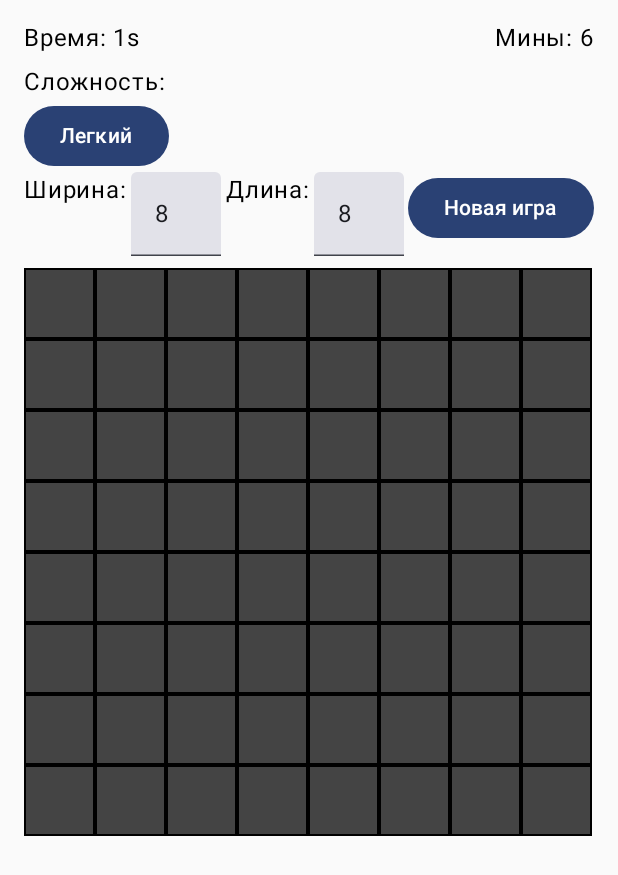
After one commit to i-redbyte/krdcompose, an Android app built with Jetpack Compose: the SapperGameScreen screen opened through its navigation route, on a phone screen of 412 x 824 dp. The commit adds this screen. Shown: the top 875 px of the screen. Run offline under Robolectric (Android 15) with nearby library versions, the phone set to English and light mode, and no system bars.

Commit message:
base sapper game

```diff
--- a/app/src/main/java/ru/redbyte/krdcompose/MainActivity.kt
+++ b/app/src/main/java/ru/redbyte/krdcompose/MainActivity.kt
@@ -6,16 +6,20 @@ import androidx.activity.compose.setContent
 import androidx.activity.enableEdgeToEdge
 import androidx.compose.foundation.layout.Arrangement
 import androidx.compose.foundation.layout.Column
+import androidx.compose.foundation.layout.Spacer
 import androidx.compose.foundation.layout.fillMaxSize
+import androidx.compose.foundation.layout.height
 import androidx.compose.material.Button
 import androidx.compose.material.Text
 import androidx.compose.runtime.Composable
 import androidx.compose.ui.Alignment
 import androidx.compose.ui.Modifier
+import androidx.compose.ui.unit.dp
 import androidx.navigation.NavController
 import androidx.navigation.compose.NavHost
 import androidx.navigation.compose.composable
 import androidx.navigation.compose.rememberNavController
+import ru.redbyte.krdcompose.sapper.SapperGameScreen
 import ru.redbyte.krdcompose.screens.DataSliderScreen
 import ru.redbyte.krdcompose.ui.theme.KrdcomposeTheme
 
@@ -29,6 +33,7 @@ class MainActivity : ComponentActivity() {
             }
         }
     }
+
     @Composable
     private fun InitNavigation() {
         val navController = rememberNavController()
@@ -38,7 +43,8 @@ class MainActivity : ComponentActivity() {
             startDestination = "mainScreen"
         ) {
             composable("mainScreen") { MainScreen(navController) }
-            composable("dataSliderScreen") { DataSliderScreen(/*navController*/) }
+            composable("dataSliderScreen") { DataSliderScreen() }
+            composable("sapperScreen") { SapperGameScreen() }
         }
     }
 }
@@ -56,5 +62,9 @@ fun MainScreen(navController: NavController) {
         }) {
             Text("Data Slider")
         }
+        Spacer(Modifier.height(12.dp))
+        Button(onClick = { navController.navigate("sapperScreen") }) {
+            Text("Сапер")
+        }
     }
 }
--- /dev/null
+++ b/app/src/main/java/ru/redbyte/krdcompose/sapper/Cell.kt
@@ -0,0 +1,15 @@
+package ru.redbyte.krdcompose.sapper
+
+import androidx.compose.runtime.getValue
+import androidx.compose.runtime.mutableStateOf
+import androidx.compose.runtime.setValue
+
+internal data class Cell(
+    val row: Int,
+    val col: Int,
+    var isMine: Boolean = false,
+    var neighborMines: Int = 0
+) {
+    var isRevealed by mutableStateOf(false)
+    var isFlagged  by mutableStateOf(false)
+}
--- /dev/null
+++ b/app/src/main/java/ru/redbyte/krdcompose/sapper/Difficulty.kt
@@ -0,0 +1,7 @@
+package ru.redbyte.krdcompose.sapper
+
+internal enum class Difficulty(val difficultyName:String) {
+    EASY(difficultyName = "Легкий"),
+    MEDIUM(difficultyName = "Средний"),
+    HARD(difficultyName = "Сложный"),
+}
--- /dev/null
+++ b/app/src/main/java/ru/redbyte/krdcompose/sapper/DifficultyDropdown.kt
@@ -0,0 +1,40 @@
+package ru.redbyte.krdcompose.sapper
+
+import androidx.compose.foundation.layout.Box
+import androidx.compose.material3.Button
+import androidx.compose.material3.DropdownMenu
+import androidx.compose.material3.DropdownMenuItem
+import androidx.compose.material3.Text
+import androidx.compose.runtime.Composable
+import androidx.compose.runtime.getValue
+import androidx.compose.runtime.mutableStateOf
+import androidx.compose.runtime.remember
+import androidx.compose.runtime.setValue
+
+@Composable
+internal fun DifficultyDropdown(
+    selected: Difficulty,
+    onDifficultySelected: (Difficulty) -> Unit
+) {
+    var expanded by remember { mutableStateOf(false) }
+
+    Box {
+        Button(onClick = { expanded = true }) {
+            Text(selected.difficultyName.lowercase().replaceFirstChar(Char::titlecase))
+        }
+        DropdownMenu(
+            expanded = expanded,
+            onDismissRequest = { expanded = false }
+        ) {
+            Difficulty.entries.forEach { diff ->
+                DropdownMenuItem(
+                    text = { Text(diff.difficultyName.lowercase().replaceFirstChar(Char::titlecase)) },
+                    onClick = {
+                        onDifficultySelected(diff)
+                        expanded = false
+                    }
+                )
+            }
+        }
+    }
+}
--- /dev/null
+++ b/app/src/main/java/ru/redbyte/krdcompose/sapper/SapperCell.kt
@@ -0,0 +1,63 @@
+package ru.redbyte.krdcompose.sapper
+
+import androidx.compose.foundation.background
+import androidx.compose.foundation.border
+import androidx.compose.foundation.combinedClickable
+import androidx.compose.foundation.layout.Box
+import androidx.compose.foundation.layout.size
+import androidx.compose.material.Text
+import androidx.compose.material3.Icon
+import androidx.compose.runtime.Composable
+import androidx.compose.ui.Alignment
+import androidx.compose.ui.Modifier
+import androidx.compose.ui.graphics.Color
+import androidx.compose.ui.res.painterResource
+import androidx.compose.ui.text.font.FontWeight
+import androidx.compose.ui.unit.Dp
+import androidx.compose.ui.unit.dp
+import ru.redbyte.krdcompose.R
+
+@Composable
+internal fun SapperCell(
+    cell: Cell,
+    size: Dp,
+    onClick: () -> Unit,
+    onLongClick: () -> Unit
+) {
+    val backgroundColor = when {
+        cell.isRevealed && cell.isMine -> Color.Red.copy(alpha = 0.5f)
+        cell.isRevealed -> Color.LightGray
+        else -> Color.DarkGray
+    }
+    val textColor = when (cell.neighborMines) {
+        1 -> Color.Blue
+        2 -> Color.Green
+        3 -> Color.Red
+        else -> Color.Black
+    }
+
+    Box(
+        modifier = Modifier
+            .size(size)
+            .border(1.dp, Color.Black)
+            .background(backgroundColor)
+            .combinedClickable(onClick = onClick, onLongClick = onLongClick),
+        contentAlignment = Alignment.Center
+    ) {
+        when {
+            !cell.isRevealed -> {
+                if (cell.isFlagged) {
+                    Icon(painterResource(R.drawable.ic_flag), contentDescription = "Flag", tint = Color.Yellow)
+                }
+            }
+            cell.isMine -> {
+                Icon(painterResource(R.drawable.ic_mine), contentDescription = "Mine", tint = Color.Black)
+            }
+            cell.neighborMines > 0 -> {
+                Text(text = "${cell.neighborMines}", color = textColor, fontWeight = FontWeight.Bold)
+            }
+            else -> {
+            }
+        }
+    }
+}
--- /dev/null
+++ b/app/src/main/java/ru/redbyte/krdcompose/sapper/SapperGameBoard.kt
@@ -0,0 +1,41 @@
+package ru.redbyte.krdcompose.sapper
+
+import android.annotation.SuppressLint
+import androidx.compose.foundation.layout.BoxWithConstraints
+import androidx.compose.foundation.layout.Column
+import androidx.compose.foundation.layout.Row
+import androidx.compose.foundation.layout.fillMaxWidth
+import androidx.compose.runtime.Composable
+import androidx.compose.ui.Modifier
+
+@SuppressLint("UnusedBoxWithConstraintsScope")
+@Composable
+internal fun SapperGameBoard(
+    board: List<List<Cell>>,
+    onCellClick: (Cell) -> Unit,
+    onCellLongClick: (Cell) -> Unit
+) {
+    BoxWithConstraints(
+        modifier = Modifier.fillMaxWidth()
+    ) {
+        if (board.isEmpty()) return@BoxWithConstraints
+
+        val columns  = board.first().size
+        val cellSize = maxWidth / columns
+
+        Column {
+            board.forEach { row ->
+                Row {
+                    row.forEach { cell ->
+                        SapperCell(
+                            cell        = cell,
+                            size        = cellSize,
+                            onClick     = { onCellClick(cell) },
+                            onLongClick = { onCellLongClick(cell) }
+                        )
+                    }
+                }
+            }
+        }
+    }
+}
--- /dev/null
+++ b/app/src/main/java/ru/redbyte/krdcompose/sapper/SapperGameScreen.kt
@@ -0,0 +1,121 @@
+package ru.redbyte.krdcompose.sapper
+
+import androidx.compose.foundation.layout.Arrangement
+import androidx.compose.foundation.layout.Box
+import androidx.compose.foundation.layout.Column
+import androidx.compose.foundation.layout.Row
+import androidx.compose.foundation.layout.Spacer
+import androidx.compose.foundation.layout.fillMaxSize
+import androidx.compose.foundation.layout.fillMaxWidth
+import androidx.compose.foundation.layout.padding
+import androidx.compose.foundation.layout.statusBarsPadding
+import androidx.compose.foundation.layout.width
+import androidx.compose.foundation.text.KeyboardOptions
+import androidx.compose.material3.Button
+import androidx.compose.material3.MaterialTheme
+import androidx.compose.material3.Text
+import androidx.compose.material3.TextField
+import androidx.compose.runtime.Composable
+import androidx.compose.runtime.getValue
+import androidx.compose.runtime.mutableStateOf
+import androidx.compose.runtime.remember
+import androidx.compose.runtime.setValue
+import androidx.compose.ui.Alignment
+import androidx.compose.ui.Modifier
+import androidx.compose.ui.graphics.Color
+import androidx.compose.ui.text.input.KeyboardType
+import androidx.compose.ui.unit.dp
+import androidx.lifecycle.viewmodel.compose.viewModel
+
+@Composable
+internal fun SapperGameScreen(viewModel: SapperViewModel = viewModel()) {
+    val boardState by viewModel.board
+    val time = viewModel.elapsedTime
+    val minesTotal = viewModel.totalMines
+    val flags = viewModel.flagsPlaced
+    val gameOver = viewModel.gameOver
+    val gameWon = viewModel.gameWon
+
+    var chosenDifficulty by remember { mutableStateOf(Difficulty.EASY) }
+    var widthInput by remember { mutableStateOf(viewModel.cols.toString()) }
+    var heightInput by remember { mutableStateOf(viewModel.rows.toString()) }
+
+    Column(
+        modifier = Modifier
+            .fillMaxSize()
+            .statusBarsPadding()
+            .padding(16.dp)
+    ) {
+        Row(
+            modifier = Modifier.fillMaxWidth(),
+            horizontalArrangement = Arrangement.SpaceBetween
+        ) {
+            Text(text = "Время: ${time}s", style = MaterialTheme.typography.bodyLarge)
+            Text(text = "Мины: ${minesTotal - flags}", style = MaterialTheme.typography.bodyLarge)
+        }
+
+        Column(
+            modifier = Modifier
+                .fillMaxWidth()
+                .padding(vertical = 8.dp),
+        ) {
+            Text(text = "Сложность:")
+            DifficultyDropdown(
+                selected = chosenDifficulty,
+                onDifficultySelected = { diff ->
+                    chosenDifficulty = diff
+                    val w = widthInput.toIntOrNull() ?: viewModel.cols
+                    val h = heightInput.toIntOrNull() ?: viewModel.rows
+                    viewModel.startNewGame(h, w, diff)
+                }
+            )
+            Row(
+                modifier = Modifier.fillMaxWidth(),
+                horizontalArrangement = Arrangement.SpaceBetween
+            ) {
+                Text(text = "Ширина:")
+                TextField(
+                    value = widthInput,
+                    onValueChange = { widthInput = it },
+                    modifier = Modifier.width(60.dp),
+                    keyboardOptions = KeyboardOptions(keyboardType = KeyboardType.Number),
+                    singleLine = true
+                )
+                Text(text = "Длина:")
+                TextField(
+                    value = heightInput,
+                    onValueChange = { heightInput = it },
+                    modifier = Modifier.width(60.dp),
+                    keyboardOptions = KeyboardOptions(keyboardType = KeyboardType.Number),
+                    singleLine = true
+                )
+
+                Button(onClick = {
+                    val w = widthInput.toIntOrNull() ?: viewModel.cols
+                    val h = heightInput.toIntOrNull() ?: viewModel.rows
+                    viewModel.startNewGame(h, w, chosenDifficulty)
+                }) {
+                    Text("Новая игра")
+                }
+            }
+        }
+        Box(modifier = Modifier.weight(1f)) {
+            SapperGameBoard(
+                board = boardState,
+                onCellClick = { cell -> viewModel.revealCell(cell) },
+                onCellLongClick = { cell -> viewModel.toggleFlag(cell) })
+        }
+
+        if (gameOver || gameWon) {
+            val statusText = if (gameWon) "Вы победили!" else "Вы проиграли!"
+            Text(
+                text = statusText,
+                style = MaterialTheme.typography.headlineMedium,
+                color = if (gameWon) Color(0xFF0F832F) else Color(0xffff0000),
+                modifier = Modifier
+                    .align(Alignment.CenterHorizontally)
+                    .padding(8.dp)
+            )
+        }
+    }
+}
--- /dev/null
+++ b/app/src/main/java/ru/redbyte/krdcompose/sapper/SapperViewModel.kt
@@ -0,0 +1,176 @@
+package ru.redbyte.krdcompose.sapper
+
+import androidx.compose.runtime.MutableState
+import androidx.compose.runtime.State
+import androidx.compose.runtime.getValue
+import androidx.compose.runtime.mutableIntStateOf
+import androidx.compose.runtime.mutableStateOf
+import androidx.compose.runtime.setValue
+import androidx.lifecycle.ViewModel
+import androidx.lifecycle.viewModelScope
+import kotlinx.coroutines.Job
+import kotlinx.coroutines.delay
+import kotlinx.coroutines.launch
+
+
+internal class SapperViewModel : ViewModel() {
+    var rows: Int = 8
+    var cols: Int = 8
+    var totalMines: Int = 10
+
+    private val _board: MutableState<List<List<Cell>>> = mutableStateOf(emptyList())
+    val board: State<List<List<Cell>>> = _board
+
+    var gameRunning by mutableStateOf(false)
+    var gameOver by mutableStateOf(false)
+    var gameWon by mutableStateOf(false)
+
+    var elapsedTime by mutableIntStateOf(0)
+        private set
+    var flagsPlaced by mutableIntStateOf(0)
+
+    private var timerJob: Job? = null
+
+    init {
+        startNewGame(rows, cols, Difficulty.EASY)
+    }
+
+    fun startNewGame(rows: Int, cols: Int, difficulty: Difficulty) {
+        this.rows = rows
+        this.cols = cols
+        totalMines = calculateMineCount(rows, cols, difficulty)
+        _board.value = generateBoard(rows, cols, totalMines)
+        gameRunning = true
+        gameOver = false
+        gameWon = false
+        elapsedTime = 0
+        flagsPlaced = 0
+        startTimer()
+    }
+
+    private fun startTimer() {
+        timerJob?.cancel()
+
+        timerJob = viewModelScope.launch {
+            try {
+                while (true) {
+                    delay(1_000)
+                    if (!gameRunning) break
+                    elapsedTime += 1
+                }
+            } finally {
+                /* no-op */
+            }
+        }
+    }
+
+    private fun stopTimer() {
+        timerJob?.cancel()
+        timerJob = null
+    }
+
+    private fun calculateMineCount(rows: Int, cols: Int, difficulty: Difficulty): Int {
+        val totalCells = rows * cols
+        return when (difficulty) {
+            Difficulty.EASY -> (totalCells * 0.1).toInt()    // ~10% mines
+            Difficulty.MEDIUM -> (totalCells * 0.15).toInt()  // ~15% mines
+            Difficulty.HARD -> (totalCells * 0.2).toInt()    // ~20% mines
+        }.coerceAtLeast(1)
+    }
+
+    private fun generateBoard(rows: Int, cols: Int, mines: Int): List<List<Cell>> {
+        val newBoard = List(rows) { r -> List(cols) { c -> Cell(row = r, col = c) } }
+        placeMines(newBoard, mines)
+        calculateNeighborCounts(newBoard)
+        return newBoard
+    }
+
+    private fun placeMines(board: List<List<Cell>>, mines: Int) {
+        var placed = 0
+        while (placed < mines) {
+            val r = (0 until rows).random()
+            val c = (0 until cols).random()
+            val cell = board[r][c]
+            if (!cell.isMine) {
+                cell.isMine = true
+                placed++
+            }
+        }
+    }
+
+    private fun calculateNeighborCounts(board: List<List<Cell>>) {
+        val directions =
+            listOf(-1 to -1, -1 to 0, -1 to 1, 0 to -1, 0 to 1, 1 to -1, 1 to 0, 1 to 1)
+        for (r in 0 until rows) {
+            for (c in 0 until cols) {
+                val cell = board[r][c]
+                if (cell.isMine) {
+                    cell.neighborMines = -1
+                } else {
+                    cell.neighborMines = directions.count { (dr, dc) ->
+                        val nr = r + dr
+                        val nc = c + dc
+                        nr in 0 until rows && nc in 0 until cols && board[nr][nc].isMine
+                    }
+                }
+            }
+        }
+    }
+
+    fun revealCell(cell: Cell) {
+        if (gameOver || gameWon || cell.isRevealed) return
+        cell.isRevealed = true
+        if (cell.isMine) {
+            gameOver = true
+            gameRunning = false
+            stopTimer()
+        } else {
+            if (cell.neighborMines == 0) {
+                revealAdjacentCells(cell)
+            }
+            if (checkWin()) {
+                gameWon = true
+                gameRunning = false
+                stopTimer()
+            }
+        }
+    }
+
+    private fun revealAdjacentCells(start: Cell) {
+        val queue: ArrayDeque<Cell> = ArrayDeque()
+        queue.add(start)
+        val visited = mutableSetOf<Pair<Int, Int>>()
+        visited.add(start.row to start.col)
+        while (queue.isNotEmpty()) {
+            val cell = queue.removeFirst()
+            val directions =
+                listOf(-1 to -1, -1 to 0, -1 to 1, 0 to -1, 0 to 1, 1 to -1, 1 to 0, 1 to 1)
+            for ((dr, dc) in directions) {
+                val nr = cell.row + dr
+                val nc = cell.col + dc
+                if (nr in 0 until rows && nc in 0 until cols) {
+                    val neighbor = _board.value[nr][nc]
+                    if (!neighbor.isRevealed && !neighbor.isFlagged) {
+                        neighbor.isRevealed = true
+                        if (neighbor.neighborMines == 0 && (nr to nc) !in visited) {
+                            queue.add(neighbor)
+                            visited.add(nr to nc)
+                        }
+                    }
+                }
+            }
+        }
+    }
+
+    private fun checkWin(): Boolean {
+        val allCells = _board.value.flatten()
+        val unrevealed = allCells.count { !it.isRevealed && !it.isMine }
+        return unrevealed == 0 && !gameOver
+    }
+
+    fun toggleFlag(cell: Cell) {
+        if (gameOver || gameWon || cell.isRevealed) return
+        cell.isFlagged = !cell.isFlagged
+        flagsPlaced = _board.value.flatten().count { it.isFlagged }
+    }
+}
--- /dev/null
+++ b/app/src/main/res/drawable/ic_flag.xml
@@ -0,0 +1,5 @@
+<vector xmlns:android="http://schemas.android.com/apk/res/android" android:autoMirrored="true" android:height="24dp" android:tint="#000000" android:viewportHeight="960" android:viewportWidth="960" android:width="24dp">
+
+    <path android:fillColor="@android:color/white" android:pathData="M200,840L200,160L560,160L576,240L800,240L800,640L520,640L504,560L280,560L280,840L200,840ZM500,400L500,400L500,400L500,400L500,400L500,400L500,400L500,400ZM586,560L720,560L720,320L510,320L494,240L280,240L280,480L570,480L586,560Z"/>
+
+</vector>
--- /dev/null
+++ b/app/src/main/res/drawable/ic_mine.xml
@@ -0,0 +1,5 @@
+<vector xmlns:android="http://schemas.android.com/apk/res/android" android:height="24dp" android:tint="#000000" android:viewportHeight="24" android:viewportWidth="24" android:width="24dp">
+
+    <path android:fillColor="@android:color/white" android:pathData="M22,11h-4.17l3.24,-3.24 -1.41,-1.42L15,11h-2V9l4.66,-4.66 -1.42,-1.41L13,6.17V2h-2v4.17L7.76,2.93 6.34,4.34 11,9v2H9L4.34,6.34 2.93,7.76 6.17,11H2v2h4.17l-3.24,3.24 1.41,1.42L9,13h2v2l-4.66,4.66 1.42,1.41L11,17.83V22h2v-4.17l3.24,3.24 1.42,-1.41L13,15v-2h2l4.66,4.66 1.41,-1.42L17.83,13H22v-2z"/>
+
+</vector>
```
